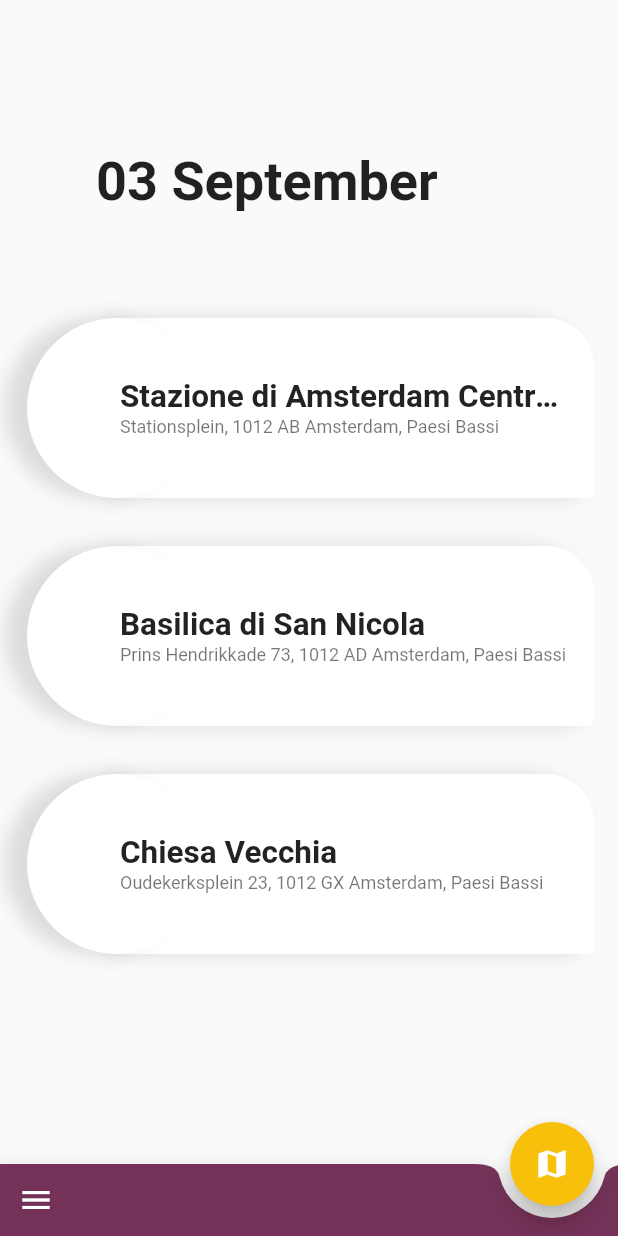
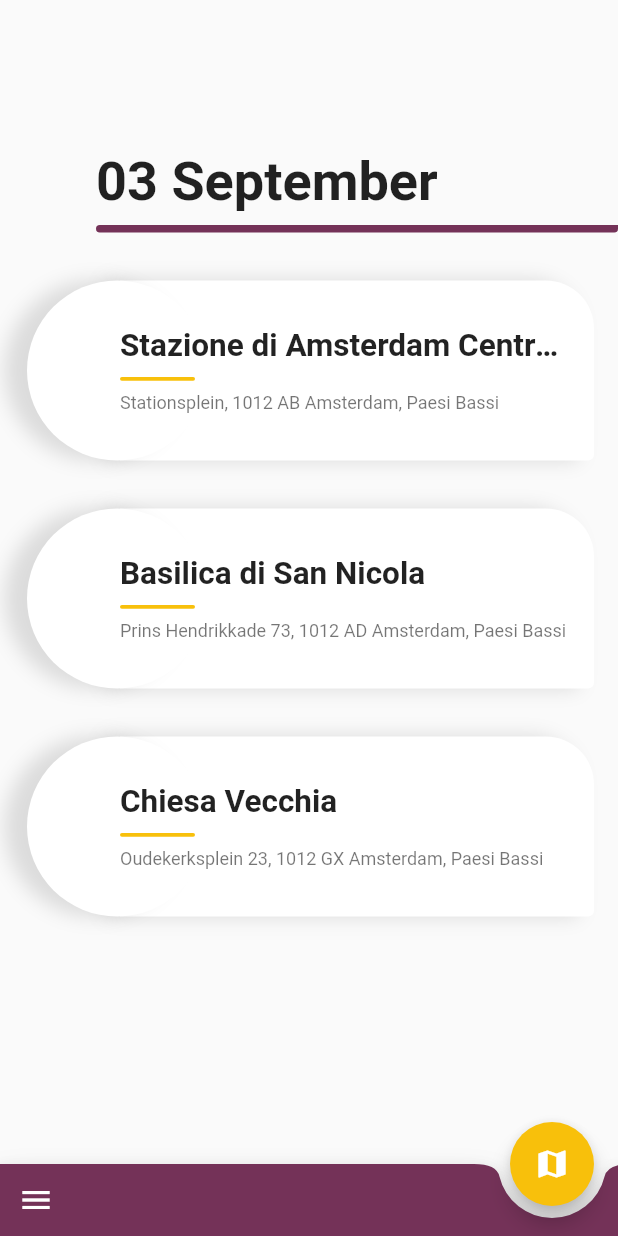
Before and after one commit to battagliandrea/ourjourneys, a Flutter app: the screen it shows after launch, on a phone screen of 412 x 824 dp. Run offline on Flutter 3.47's test engine with Material 2 defaults, Android fonts, the phone set to English and light mode, and no system bars; our stand-ins replace bloc, equatable, flutter_bloc, google_maps_flutter.

Commit message:
OJ - Poi List
- UI

```diff
--- a/lib/main.dart
+++ b/lib/main.dart
@@ -13,9 +13,7 @@ class MyApp extends StatelessWidget {
 
     return new MaterialApp(
       title: 'Flutter Demo',
-      theme: new ThemeData(
-//        primarySwatch: Colors.blueGrey,
-      ),
+      theme: new ThemeData(),
       home: new PoiListPage(),
     );
   }
--- a/lib/presentation/utils/colors.dart
+++ b/lib/presentation/utils/colors.dart
@@ -1,5 +1,15 @@
-
+import 'package:flutter/material.dart';
 import 'package:flutter/cupertino.dart';
 
-const Color purple = const Color(0xFF743258);
-const Color yellow = const Color(0xFFF8C00B);
+class OJColors {
+  static Color purple = const Color(0xFF743258);
+  static Color yellow = const Color(0xFFF8C00B);
+
+  static Color white = const Color(0xFFFFFFFF);
+  static Color black = const Color(0xFF000000);
+
+  static Color iconColor = const Color(0xFFFFFFFF);
+
+  static Color cardColor = const Color(0xFFFFFFFF);
+  static Color shadowColor = Colors.black12;
+}
--- a/lib/presentation/utils/dimens.dart
+++ b/lib/presentation/utils/dimens.dart
@@ -1,10 +1,20 @@
 
-const double standardQuarterDistance = 4.0;
-const double standardHalfDistance = 8.0;
-const double standardDistance = 16.0;
-const double standardDoubleDistance = 32.0;
-const double standardQuadrupleDistance = 64.0;
+class OJDimens {
 
-const double rowHeight = 124.0;
-const double circleDimens = 20.0;
-const double lineWidth = 5.0;
+  static const double standardQuarterDistance = 4.0;
+  static const double standardHalfDistance = 8.0;
+  static const double standardDistance = 16.0;
+  static const double standardDoubleDistance = 32.0;
+  static const double standardQuadrupleDistance = 64.0;
+
+  static const double rowHeight = 124.0;
+  static const double circleDimens = 20.0;
+
+  static const double lineHorizontalSmallHeight = 2.5;
+  static const double lineHorizontalHeight = 5.0;
+  static const double lineHorizontalWidth = 50.0;
+  static const double lineVerticalWidth = 5.0;
+
+  static const double radius = 8.0;
+
+}
--- a/lib/presentation/utils/typography.dart
+++ b/lib/presentation/utils/typography.dart
@@ -1,6 +1,9 @@
 import 'package:flutter/material.dart';
 
-const TextStyle h4Font = const TextStyle(color: Colors.black87, fontSize: 36.0, fontWeight: FontWeight.bold);
-const TextStyle h6Font = const TextStyle(color: Colors.black87, fontSize: 21.0, fontWeight: FontWeight.bold);
+class OJTypography {
 
-const TextStyle b1Font = const TextStyle(color: Colors.black54, fontSize: 12.0, fontWeight: FontWeight.normal);
+  static TextStyle h4Font = const TextStyle(color: Colors.black87, fontSize: 36.0, fontWeight: FontWeight.bold);
+  static TextStyle h6Font = const TextStyle(color: Colors.black87, fontSize: 21.0, fontWeight: FontWeight.bold);
+
+  static TextStyle b1Font = const TextStyle(color: Colors.black54, fontSize: 12.0, fontWeight: FontWeight.normal);
+}
--- a/lib/presentation/views/poi_list_page.dart
+++ b/lib/presentation/views/poi_list_page.dart
@@ -6,11 +6,12 @@ import 'package:our_journeys/domain/bloc/daylist/daylist_state.dart';
 import 'package:our_journeys/domain/bloc/poilist/poilist.dart';
 import 'package:our_journeys/domain/bloc/poilist/poilist_bloc.dart';
 import 'package:our_journeys/domain/model/models.dart';
+import 'package:our_journeys/presentation/utils/colors.dart';
+import 'package:our_journeys/presentation/utils/dimens.dart';
+import 'package:our_journeys/presentation/utils/typography.dart';
 import 'package:our_journeys/presentation/views/map_page.dart';
+import 'package:our_journeys/presentation/widgets/horizontal_line.dart';
 
-import 'package:our_journeys/presentation/utils/typography.dart' as Typography;
-import 'package:our_journeys/presentation/utils/dimens.dart' as Dimens;
-import 'package:our_journeys/presentation/utils/colors.dart' as OJColors;
 
 ///////////////////////////////////////////////////////////////////////////////////////////////////////////////////
 //          PAGE
@@ -64,12 +65,12 @@ class _PoiListPageState extends State<PoiListPage> {
       elevation: 8.0,
       color: OJColors.purple,
       shape: CircularNotchedRectangle(),
-      notchMargin: Dimens.standardHalfDistance,
+      notchMargin: OJDimens.standardHalfDistance,
       child: new Row(
         mainAxisSize: MainAxisSize.max,
         mainAxisAlignment: MainAxisAlignment.spaceBetween,
         children: <Widget>[
-          IconButton(icon: Icon(Icons.menu), color: Colors.white, onPressed: () {
+          IconButton(icon: Icon(Icons.menu), color: OJColors.iconColor, onPressed: () {
             _settingModalBottomSheet(context);
           },),
         ],
@@ -95,15 +96,27 @@ class _PoiListPageState extends State<PoiListPage> {
                   child: new CustomScrollView(
                     scrollDirection: Axis.vertical,
                     slivers: <Widget>[
+
                       new SliverToBoxAdapter(
                         child: new Container(
-                          padding: const EdgeInsets.only(top: 100.0, left: Dimens.standardQuadrupleDistance, right: Dimens.standardQuadrupleDistance),
-                          child: new Text("${state.day.getFormattedDate()}", style: Typography.h4Font, maxLines: 1, overflow: TextOverflow.ellipsis),
-                          height: 180,
+                          padding: const EdgeInsets.only(top: 100.0, left: OJDimens.standardQuadrupleDistance, right: OJDimens.standardQuadrupleDistance),
+                          child: new Text("${state.day.getFormattedDate()}", style: OJTypography.h4Font, maxLines: 1, overflow: TextOverflow.ellipsis),
+                          height: 150,
                         ),
                       ),
+
+                      new SliverToBoxAdapter(
+                        child: new HorizontalLine(
+                          color: OJColors.purple,
+                          height: OJDimens.lineHorizontalHeight,
+                          paddingStart: OJDimens.standardQuadrupleDistance,
+                          radiusTopLeft: Radius.circular(OJDimens.radius),
+                          radiusBottomLeft: Radius.circular(OJDimens.radius),
+                        )
+                      ),
+
                       new SliverPadding(
-                        padding: const EdgeInsets.symmetric(vertical: Dimens.standardDistance),
+                        padding: const EdgeInsets.symmetric(vertical: OJDimens.standardDistance),
                         sliver: new SliverFixedExtentList(
                           itemExtent: 152.0,
                           delegate: new SliverChildBuilderDelegate((context, index) =>
@@ -131,24 +144,24 @@ class _PoiListPageState extends State<PoiListPage> {
   Widget _buildRow(context, int index, Poi poi) {
     return new Container(
         margin: const EdgeInsets.symmetric(
-          vertical: Dimens.standardDistance,
-          horizontal: Dimens.standardDistance,
+          vertical: OJDimens.standardDistance,
+          horizontal: OJDimens.standardDistance,
         ),
         child: new Stack(
           children: <Widget>[
 
 
             new Container(
-              height: Dimens.rowHeight,
-              margin: new EdgeInsets.only(left: Dimens.standardQuadrupleDistance),
-              padding: new EdgeInsets.only(left: Dimens.standardQuadrupleDistance, right: Dimens.standardDistance),
+              height: OJDimens.rowHeight,
+              margin: new EdgeInsets.only(left: OJDimens.standardQuadrupleDistance),
+              padding: new EdgeInsets.only(left: OJDimens.standardQuadrupleDistance, right: OJDimens.standardDistance),
               decoration: new BoxDecoration(
-                color: Colors.white,
+                color: OJColors.cardColor,
                 shape: BoxShape.rectangle,
-                borderRadius: new BorderRadius.only(topRight: const Radius.circular(Dimens.standardDoubleDistance), bottomRight: const Radius.circular(Dimens.standardQuarterDistance)),
+                borderRadius: new BorderRadius.only(topRight: const Radius.circular(OJDimens.standardDoubleDistance), bottomRight: const Radius.circular(OJDimens.standardQuarterDistance)),
                 boxShadow: <BoxShadow>[
                   new BoxShadow(
-                    color: Colors.black12,
+                    color: OJColors.shadowColor,
                     blurRadius: 10.0,
                     offset: new Offset(-10.0, 0.0),
                   ),
@@ -163,14 +176,14 @@ class _PoiListPageState extends State<PoiListPage> {
               ),
               alignment: FractionalOffset.centerLeft,
               child: new Container(
-                  width: Dimens.rowHeight,
-                  height: Dimens.rowHeight,
+                  width: OJDimens.rowHeight,
+                  height: OJDimens.rowHeight,
                   decoration: new BoxDecoration(
                     shape: BoxShape.circle,
-                    color: Colors.white,
+                    color: OJColors.cardColor,
                     boxShadow: <BoxShadow>[
                       new BoxShadow(
-                        color: Colors.black12,
+                        color: OJColors.shadowColor,
                         blurRadius: 10.0,
                         offset: new Offset(-15.0, 0.0),
                       ),
@@ -179,14 +192,25 @@ class _PoiListPageState extends State<PoiListPage> {
             ),
 
             new Container(
-              height: Dimens.rowHeight,
-              margin: new EdgeInsets.only(left: Dimens.standardQuadrupleDistance, right: Dimens.standardDistance),
+              height: OJDimens.rowHeight,
+              margin: new EdgeInsets.only(left: OJDimens.standardQuadrupleDistance, right: OJDimens.standardDistance),
               child: new Column(
                 mainAxisAlignment: MainAxisAlignment.center,
                 crossAxisAlignment: CrossAxisAlignment.start,
                 children: <Widget>[
-                  new Text("${poi.name}", style: Typography.h6Font, maxLines: 1, overflow: TextOverflow.ellipsis),
-                  new Text("${poi.address}", style: Typography.b1Font)
+                  new Text("${poi.name}", style: OJTypography.h6Font, maxLines: 1, overflow: TextOverflow.ellipsis),
+                  new HorizontalLine(
+                    color: OJColors.yellow,
+                    height: OJDimens.lineHorizontalSmallHeight,
+                    width: OJDimens.lineHorizontalWidth,
+                    paddingTop: OJDimens.standardHalfDistance,
+                    paddingBottom: OJDimens.standardHalfDistance,
+                    radiusTopLeft: Radius.circular(OJDimens.radius),
+                    radiusBottomLeft: Radius.circular(OJDimens.radius),
+                    radiusTopRight: Radius.circular(OJDimens.radius),
+                    radiusBottomRight: Radius.circular(OJDimens.radius),
+                  ),
+                  new Text("${poi.address}", style: OJTypography.b1Font)
                 ],
               ),
             )
@@ -209,7 +233,7 @@ class _PoiListPageState extends State<PoiListPage> {
 
                 if(state is DaysLoaded){
                   return new Container(
-                    padding: EdgeInsets.symmetric(horizontal: Dimens.standardDistance),
+                    padding: EdgeInsets.symmetric(horizontal: OJDimens.standardDistance),
                       child: new ListView.builder(
                           itemCount: state.days.length,
                           itemBuilder: (BuildContext _context, int i) {
@@ -235,28 +259,18 @@ class _PoiListPageState extends State<PoiListPage> {
         child: new Stack(
           children: <Widget>[
 
-            _buildPoint(context, index, lastIndex),
+            _buildDayRowLine(context, index, lastIndex),
 
-            new Container(
-              alignment: FractionalOffset.centerLeft,
-              child: new Container(
-                  width: Dimens.circleDimens,
-                  height: Dimens.circleDimens,
-                  decoration: new BoxDecoration(
-                    shape: BoxShape.circle,
-                    color: OJColors.yellow,
-                  )),
-            ),
-
+            _buildDayRowPoint(context),
 
             new GestureDetector(
               child: new Container(
-                margin: new EdgeInsets.only(left: Dimens.standardQuadrupleDistance, right: Dimens.standardDistance),
+                margin: new EdgeInsets.only(left: OJDimens.standardQuadrupleDistance, right: OJDimens.standardDistance),
                 child: new Column(
                   mainAxisAlignment: MainAxisAlignment.center,
                   crossAxisAlignment: CrossAxisAlignment.start,
                   children: <Widget>[
-                    new Text("${day.getFormattedDate()}", style: Typography.h6Font, maxLines: 1, overflow: TextOverflow.ellipsis),
+                    new Text("${day.getFormattedDate()}", style: OJTypography.h6Font, maxLines: 1, overflow: TextOverflow.ellipsis),
                   ],
                 ),
               ),
@@ -274,31 +288,45 @@ class _PoiListPageState extends State<PoiListPage> {
   }
 
 
-  Widget _buildPoint(BuildContext context, int index, int lastIndex,) {
+  Widget _buildDayRowLine(BuildContext context, int index, int lastIndex,) {
     Widget child;
     if (index == 0) {
       child = new Container(
-        margin: EdgeInsets.only(top: Dimens.standardDoubleDistance, left: Dimens.standardHalfDistance),
-        width: Dimens.lineWidth,
-        height: Dimens.standardDoubleDistance,
-        color: OJColors.purple,
+        margin: EdgeInsets.only(top: OJDimens.standardDoubleDistance, left: OJDimens.standardHalfDistance),
+        width: OJDimens.lineVerticalWidth,
+        height: OJDimens.standardDoubleDistance,
+        color: OJColors.yellow,
       );
     } else if(index == lastIndex-1) {
       child = new Container(
-        margin: EdgeInsets.only(bottom: Dimens.standardDoubleDistance, left: Dimens.standardHalfDistance),
-        width: Dimens.lineWidth,
-        height: Dimens.standardDoubleDistance,
-        color: OJColors.purple,
+        margin: EdgeInsets.only(bottom: OJDimens.standardDoubleDistance, left: OJDimens.standardHalfDistance),
+        width: OJDimens.lineVerticalWidth,
+        height: OJDimens.standardDoubleDistance,
+        color: OJColors.yellow,
       );
     } else {
       child = new Container(
-        margin: EdgeInsets.only(left: Dimens.standardHalfDistance),
-        width: Dimens.lineWidth,
-        height: Dimens.standardQuadrupleDistance,
-        color: OJColors.purple,
+        margin: EdgeInsets.only(left: OJDimens.standardHalfDistance),
+        width: OJDimens.lineVerticalWidth,
+        height: OJDimens.standardQuadrupleDistance,
+        color: OJColors.yellow,
       );
     }
     return child;
+  }
+
+  Widget _buildDayRowPoint(BuildContext context) {
+    return new Container(
+      alignment: FractionalOffset.centerLeft,
+      child: new Container(
+          width: OJDimens.circleDimens,
+          height: OJDimens.circleDimens,
+          decoration: new BoxDecoration(
+            shape: BoxShape.circle,
+            color: OJColors.white,
+            border: Border.all(color: OJColors.black, width: OJDimens.lineVerticalWidth)
+          )),
+    );
   }
 
 
--- /dev/null
+++ b/lib/presentation/widgets/horizontal_line.dart
@@ -0,0 +1,57 @@
+import 'package:flutter/material.dart';
+import 'package:our_journeys/presentation/utils/dimens.dart';
+
+class HorizontalLine extends StatelessWidget {
+
+  const HorizontalLine({
+    Key key,
+    this.color = Colors.black,
+    this.height = 5.0,
+    this.width = 100.0,
+    this.paddingStart = 0.0,
+    this.paddingTop = 0.0,
+    this.paddingEnd = 0.0,
+    this.paddingBottom = 0.0,
+    this.radiusTopLeft = const Radius.circular(0),
+    this.radiusTopRight = const Radius.circular(0),
+    this.radiusBottomRight = const Radius.circular(0),
+    this.radiusBottomLeft = const Radius.circular(0),
+  }) : super(key: key);
+
+
+  final Color color;
+  final double height;
+  final double width;
+  final Radius radiusTopLeft;
+  final Radius radiusBottomLeft;
+  final Radius radiusTopRight;
+  final Radius radiusBottomRight;
+  final double paddingStart;
+  final double paddingTop;
+  final double paddingBottom;
+  final double paddingEnd;
+
+  @override
+  Widget build(BuildContext context) {
+
+    return new Container(
+      margin: EdgeInsets.only(left: paddingStart, top: paddingTop, right: paddingEnd, bottom: paddingBottom),
+      height: height,
+      width: width,
+      decoration: new BoxDecoration(
+        color: color,
+        shape: BoxShape.rectangle,
+        borderRadius: new BorderRadius.only(
+            topLeft: radiusTopLeft,
+            bottomLeft: radiusBottomLeft,
+            topRight: radiusTopRight,
+            bottomRight: radiusBottomLeft
+        ),
+      ),
+    );
+  }
+
+
+
+
+}
```
Lines whose indentation alone changed are shown as unchanged.
